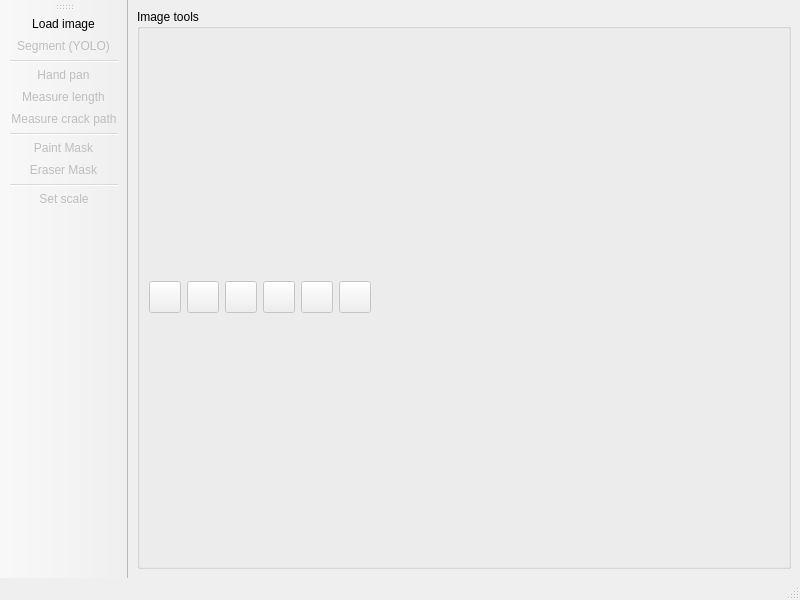
This is crackify.ui in s-du/WhatTheCrack as Qt 5 draws it before an edit. The edited form follows.
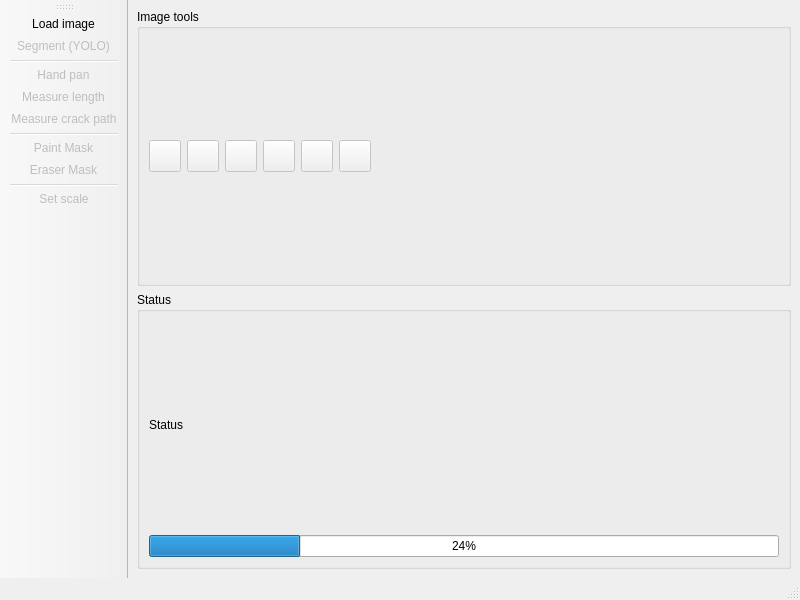
This is the edited form.

Patch:
```diff
--- a/crackify.ui
+++ b/crackify.ui
@@ -14,7 +14,7 @@
    <string>MainWindow</string>
   </property>
   <widget class="QWidget" name="centralwidget">
-   <layout class="QHBoxLayout" name="horizontalLayout">
+   <layout class="QVBoxLayout" name="verticalLayout_2">
     <item>
      <layout class="QVBoxLayout" name="verticalLayout">
       <item>
@@ -200,6 +200,53 @@
       </item>
      </layout>
     </item>
+    <item>
+     <widget class="QGroupBox" name="groupBox_3">
+      <property name="title">
+       <string>Status</string>
+      </property>
+      <layout class="QVBoxLayout" name="verticalLayout_3">
+       <item>
+        <widget class="QLabel" name="label_status">
+         <property name="minimumSize">
+          <size>
+           <width>200</width>
+           <height>0</height>
+          </size>
+         </property>
+         <property name="maximumSize">
+          <size>
+           <width>1677777</width>
+           <height>16777215</height>
+          </size>
+         </property>
+         <property name="text">
+          <string>Status</string>
+         </property>
+        </widget>
+       </item>
+       <item>
+        <widget class="QProgressBar" name="progressBar">
+         <property name="minimumSize">
+          <size>
+           <width>301</width>
+           <height>0</height>
+          </size>
+         </property>
+         <property name="maximumSize">
+          <size>
+           <width>16777215</width>
+           <height>16777215</height>
+          </size>
+         </property>
+         <property name="value">
+          <number>24</number>
+         </property>
+        </widget>
+       </item>
+      </layout>
+     </widget>
+    </item>
    </layout>
   </widget>
   <widget class="QMenuBar" name="menubar">
```
